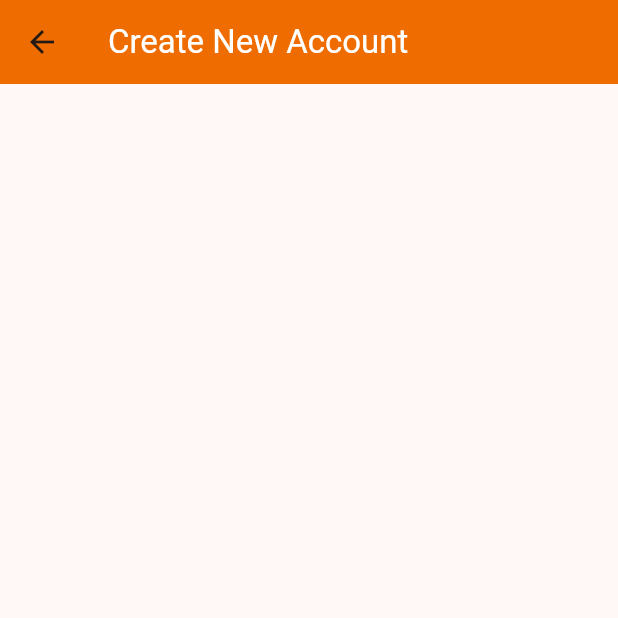
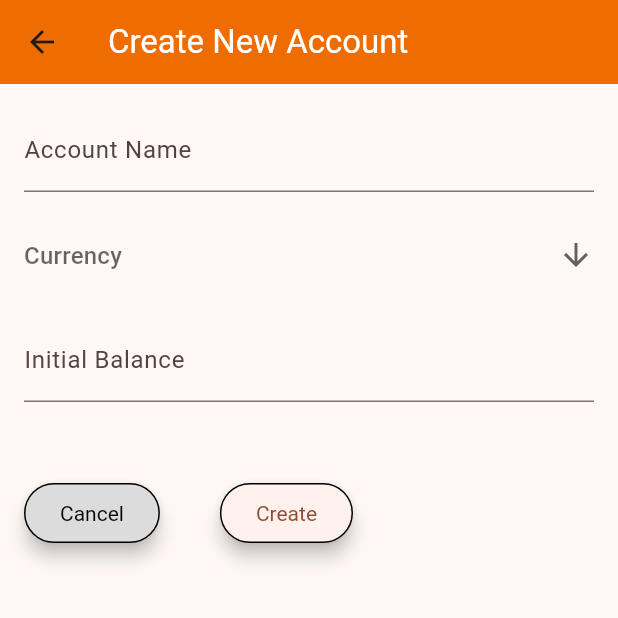
Before and after one commit to stivlo/budget, a Flutter app: the CreateAccountScreen screen opened by its route, on a phone screen of 412 x 824 dp, the top half of it. Run offline on Flutter 3.47's test engine with Material 3 defaults, Android fonts, the light colour scheme and no system bars; our stand-ins replace shared_preferences; missing offline and left inert: workmanager; accounts and stored records are empty.

Commit message:
create new account and refactoring in widget and components folder

```diff
--- a/lib/widget/accounts_home.dart
+++ b/lib/components/accounts_home.dart
@@ -1,7 +1,7 @@
 import 'package:flutter/material.dart';
 
 import '../screen/create_account_screen.dart';
-import 'circle_icon.dart';
+import '../widget/circle_icon.dart';
 
 class AccountsHome extends StatefulWidget {
   const AccountsHome({super.key});
--- a/lib/widget/date_range_widget.dart
+++ b/lib/components/date_range_widget.dart
@@ -5,14 +5,14 @@ import '../helper/date_time_helper.dart';
 import '../model/date_range.dart';
 import '../provider/date_range_provider.dart';
 
-class DateRangeWidget extends StatefulWidget {
-  const DateRangeWidget({super.key});
+class DateRangeComponent extends StatefulWidget {
+  const DateRangeComponent({super.key});
 
   @override
-  State<DateRangeWidget> createState() => _DateRangeWidgetState();
+  State<DateRangeComponent> createState() => _DateRangeComponentState();
 }
 
-class _DateRangeWidgetState extends State<DateRangeWidget> {
+class _DateRangeComponentState extends State<DateRangeComponent> {
   DateRange dateRange = DateRange();
 
   @override
--- a/lib/widget/expenses_home.dart
+++ b/lib/components/expenses_home.dart
@@ -1,6 +1,6 @@
 import 'package:flutter/material.dart';
 
-import 'circle_icon.dart';
+import '../widget/circle_icon.dart';
 
 class ExpensesHome extends StatelessWidget {
   const ExpensesHome({super.key});
--- a/lib/widget/income_home.dart
+++ b/lib/components/income_home.dart
@@ -1,6 +1,6 @@
 import 'package:flutter/material.dart';
 
-import 'circle_icon.dart';
+import '../widget/circle_icon.dart';
 
 class IncomeHome extends StatelessWidget {
   const IncomeHome({super.key});
--- a/lib/screen/create_account_screen.dart
+++ b/lib/screen/create_account_screen.dart
@@ -1,16 +1,78 @@
+import 'package:budget/widget/cancel_button.dart';
 import 'package:flutter/material.dart';
 
-class CreateAccountScreen extends StatelessWidget {
+import '../model/currency.dart';
+import '../widget/action_button.dart';
+
+class CreateAccountScreen extends StatefulWidget {
   const CreateAccountScreen({super.key});
 
   static const routeName = '/create-account-screen';
 
+  @override
+  State<CreateAccountScreen> createState() => _CreateAccountScreenState();
+}
+
+class _CreateAccountScreenState extends State<CreateAccountScreen> {
   @override
   Widget build(BuildContext context) {
     return Scaffold(
       appBar: AppBar(
         title: const Text('Create New Account'),
       ),
+      // Account Name, Currency, Initial Balance, Create Button
+      body: Padding(
+        padding: const EdgeInsets.all(16.0),
+        child: Form(
+          // consider SingleChildScrollView + Column instead of ListView
+          child: ListView(
+            children: [
+              TextFormField(
+                decoration: const InputDecoration(labelText: 'Account Name'),
+                textInputAction: TextInputAction.next,
+              ),
+              const SizedBox(height: 30),
+              DropdownButtonFormField(
+                  decoration: const InputDecoration.collapsed(hintText: 'Currency'),
+                  icon: const Icon(Icons.arrow_downward),
+                  items: buildMenuItems(),
+                  onChanged: (_) {}),
+              const SizedBox(height: 30),
+              TextFormField(
+                decoration: const InputDecoration(labelText: 'Initial Balance'),
+                textInputAction: TextInputAction.done,
+                keyboardType: TextInputType.number,
+              ),
+              const SizedBox(height: 50),
+              const Row(
+                children: [
+                  CancelButton(),
+                  SizedBox(width: 40),
+                  ActionButton(label: 'Create'),
+                ],
+              )
+            ],
+          ),
+        ),
+      ),
     );
   }
+
+  List<DropdownMenuItem<Currency>> buildMenuItems() {
+    return Currency.values
+        .map(
+          (e) => DropdownMenuItem<Currency>(
+            value: e,
+            child: SizedBox(
+              width: MediaQuery.of(context).size.width - 120,
+              height: 28,
+              child: ListTile(
+                leading: Text('${e.flag} ${e.abbreviation}'),
+                title: Text('${e.name} (${e.symbol})'),
+              ),
+            ),
+          ),
+        )
+        .toList();
+  }
 }
--- a/lib/screen/home_screen.dart
+++ b/lib/screen/home_screen.dart
@@ -1,12 +1,12 @@
 import 'package:flutter/material.dart';
 
+import '../components/accounts_home.dart';
+import '../components/date_range_widget.dart';
+import '../components/expenses_home.dart';
+import '../components/income_home.dart';
 import '../helper/date_time_helper.dart';
 import '../provider/currency_provider.dart';
-import '../widget/accounts_home.dart';
 import '../widget/cron_test.dart';
-import '../widget/date_range_widget.dart';
-import '../widget/expenses_home.dart';
-import '../widget/income_home.dart';
 import '../widget/popup_menu.dart';
 
 class HomeScreen extends StatelessWidget {
@@ -27,7 +27,7 @@ class HomeScreen extends StatelessWidget {
         body: const SingleChildScrollView(
           child: Column(
             children: [
-              DateRangeWidget(),
+              DateRangeComponent(),
               AccountsHome(),
               IncomeHome(),
               ExpensesHome(),
--- /dev/null
+++ b/lib/widget/action_button.dart
@@ -0,0 +1,15 @@
+import 'package:flutter/material.dart';
+
+class ActionButton extends StatelessWidget {
+  const ActionButton({required this.label, super.key});
+
+  final String label;
+
+  @override
+  Widget build(BuildContext context) {
+    return ElevatedButton(
+      onPressed: () {},
+      child: Text(label),
+    );
+  }
+}
--- /dev/null
+++ b/lib/widget/cancel_button.dart
@@ -0,0 +1,17 @@
+import 'package:flutter/material.dart';
+
+class CancelButton extends StatelessWidget {
+  const CancelButton({super.key});
+
+  @override
+  Widget build(BuildContext context) {
+    return ElevatedButton(
+      onPressed: () {},
+      style: ElevatedButton.styleFrom(
+        backgroundColor: const Color.fromRGBO(220, 220, 220, 1),
+        foregroundColor: Colors.black,
+      ),
+      child: const Text('Cancel'),
+    );
+  }
+}
```
